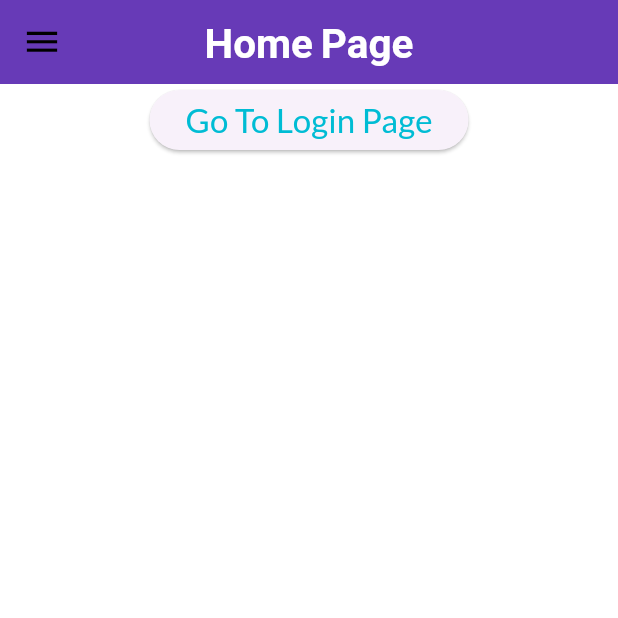
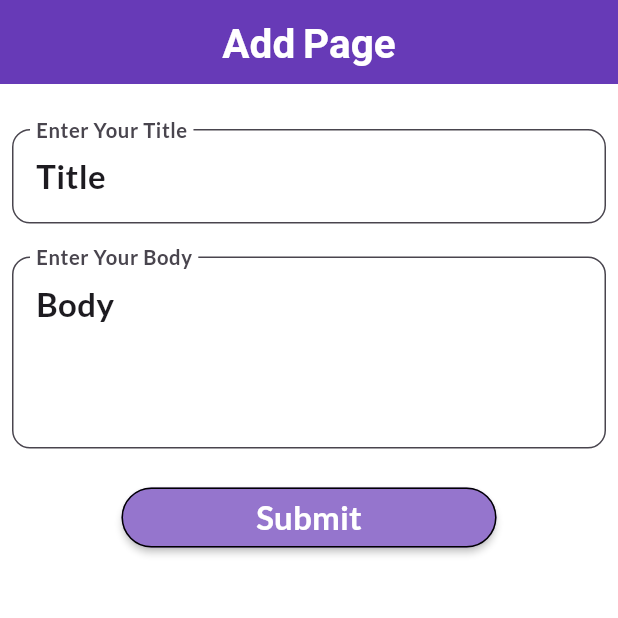
Before and after one commit to SethRitikCoder/practice_and_learning, a Flutter app: the screen it shows after launch, on a phone screen of 412 x 824 dp, the top half of it. Run offline on Flutter 3.47's test engine with Material 3 defaults, Android fonts, the phone set to English and light mode, and no system bars; our stand-ins replace google_fonts.

Commit message:
Add api and model practice

```diff
--- /dev/null
+++ b/lib/apiservice/apiservice.dart
@@ -0,0 +1,36 @@
+import 'dart:convert';
+
+import 'package:flutter/material.dart';
+
+import 'package:http/http.dart' as http;
+import 'package:make_app/models/jsonplaceholder.model.dart';
+
+class Apiservice {
+  Future<List<PostModel>> getApi() async {
+    final response = await http.get(
+      Uri.parse("https://jsonplaceholder.typicode.com/posts"),
+      headers: {"User-Agent": "Mozilla/5.0", "Accept": "application/json"},
+    );
+    if (response.statusCode == 200) {
+      List<dynamic> data = jsonDecode(response.body);
+      return data.map((e) => PostModel.fromjson(e)).toList();
+    } else {
+      throw Exception("Data Not Found");
+    }
+  }
+
+  Future<PostModel> addApi(String title, String body) async {
+    final response = await http.post(
+      Uri.parse("https://jsonplaceholder.typicode.com/posts/"),
+
+      headers: {"User-Agent": "Mozilla/5.0", "Accept": "application/json"},
+      body: jsonEncode({"title": title, "body": body, "userId": 1}),
+    );
+    if (response.statusCode == 201) {
+      var data = jsonDecode(response.body);
+      return PostModel.fromjson(data);
+    } else {
+      throw Exception("Error:${response.statusCode}");
+    }
+  }
+}
--- a/lib/main.dart
+++ b/lib/main.dart
@@ -1,4 +1,6 @@
 import 'package:flutter/material.dart';
+import 'package:make_app/pages/addapi.dart';
+import 'package:make_app/pages/apifetchpage.dart';
 
 import 'package:make_app/pages/homepage.dart';
 import 'package:make_app/pages/loginpage.dart';
@@ -22,11 +24,13 @@ class MyApp extends StatelessWidget {
       debugShowCheckedModeBanner: false,
       theme: Mytheme.lighttheme,
 
-      initialRoute: "home",
+      initialRoute: "addApi",
       routes: {
         "login": (context) => MyLoginPage(),
         "home": (context) => MyHomePage(),
         "valid": (context) => MyValidation(),
+        "apifetch":(context)=>MyApiFetch(),
+        "addApi":(context)=>MyAddApi()
       },
     );
   }
--- /dev/null
+++ b/lib/models/jsonplaceholder.model.dart
@@ -0,0 +1,22 @@
+class PostModel {
+  final int userId;
+  final int id;
+  final String title;
+  final String body;
+
+  PostModel({
+    required this.userId,
+    required this.id,
+    required this.title,
+    required this.body,
+  });
+
+  factory PostModel.fromjson(Map<String, dynamic> json) {
+    return PostModel(
+      userId: json['userId'],
+      id: json['id'],
+      title: json['title'],
+      body: json['body'],
+    );
+  }
+}
--- /dev/null
+++ b/lib/pages/addapi.dart
@@ -0,0 +1,145 @@
+import 'package:flutter/cupertino.dart';
+import 'package:flutter/material.dart';
+import 'package:make_app/apiservice/apiservice.dart';
+import 'package:make_app/ulities/commontoast.dart';
+import 'package:make_app/ulities/text.dart';
+
+class MyAddApi extends StatefulWidget {
+  const MyAddApi({super.key});
+
+  @override
+  State<MyAddApi> createState() => _MyAddApiState();
+}
+
+class _MyAddApiState extends State<MyAddApi> {
+  final _formkey = GlobalKey<FormState>();
+  TextEditingController titleController = TextEditingController();
+  TextEditingController bodyController = TextEditingController();
+  bool is_Loading = false;
+
+  @override
+  Widget build(BuildContext context) {
+    return Scaffold(
+      backgroundColor: Colors.white,
+      appBar: AppBar(
+        backgroundColor: Colors.deepPurple,
+        title: const Text(
+          'Add Page',
+          style: TextStyle(
+            fontSize: 27,
+            fontWeight: FontWeight.bold,
+            color: Colors.white,
+          ),
+        ),
+        centerTitle: true,
+      ),
+      body: Padding(
+        padding: const EdgeInsets.all(8.0),
+        child: Form(
+          key: _formkey,
+          child: Column(
+            children: [
+              SizedBox(height: 22),
+              TextFormField(
+                validator: (value) {
+                  if (value?.isEmpty ?? true) {
+                    return "Please Enter Title";
+                  } else if (value!.contains(RegExp(r'[0-9]'))) {
+                    return "Please Don't Use Number In Title";
+                  }
+                  return null;
+                },
+                controller: titleController,
+                decoration: InputDecoration(
+                  hint: textdef("Title", 22, weight: FontWeight.bold),
+                  label: textdef(
+                    "Enter Your Title",
+                    18,
+                    weight: FontWeight.bold,
+                  ),
+                  floatingLabelBehavior: FloatingLabelBehavior.always,
+                  fillColor: Colors.white,
+                  filled: true,
+                  border: OutlineInputBorder(
+                    borderSide: BorderSide(width: 2),
+                    borderRadius: BorderRadius.circular(12),
+                  ),
+                ),
+              ),
+              SizedBox(height: 22),
+              TextFormField(
+                validator: (value) {
+                  if (value == null || value.isEmpty) {
+                    return "Please Enter Body";
+                  } else if (value.length < 4) {
+                    return "Please Enter Atleast 10 Words";
+                  }
+                  return null;
+                },
+                controller: bodyController,
+                maxLines: 4,
+                decoration: InputDecoration(
+                  hint: textdef("Body", 22, weight: FontWeight.bold),
+                  label: textdef(
+                    "Enter Your Body",
+                    18,
+                    weight: FontWeight.bold,
+                  ),
+                  floatingLabelBehavior: FloatingLabelBehavior.always,
+                  fillColor: Colors.white,
+                  filled: true,
+                  border: OutlineInputBorder(
+                    borderSide: BorderSide(width: 2),
+                    borderRadius: BorderRadius.circular(12),
+                  ),
+                ),
+              ),
+              SizedBox(height: 22),
+              is_Loading
+                  ? CircularProgressIndicator()
+                  : ElevatedButton(
+                      style: ElevatedButton.styleFrom(
+                        minimumSize: Size(250, 40),
+                        side: BorderSide(width: 1),
+                        elevation: 2.0,
+                        backgroundColor: Colors.deepPurple.shade300,
+                        foregroundColor: Colors.white,
+                      ),
+                      onPressed: () async {
+                        if (_formkey.currentState!.validate()) {
+                          setState(() {
+                            is_Loading = true;
+                          });
+
+                          final response = await Apiservice().addApi(
+                            titleController.text,
+                            bodyController.text,
+                          );
+                          titleController.clear();
+                          bodyController.clear();
+                          if (response == true) {
+                            commonToast2(context, "Successfully Add Data");
+                          } else {
+                            commonToast2(context, "Failed to Add Data");
+                          }
+
+                          setState(() {
+                            is_Loading = false;
+                          });
+                        }
+                      },
+                      child: Text(
+                        "Submit",
+                        style: TextStyle(
+                          fontSize: 22,
+                          fontWeight: FontWeight.bold,
+                        ),
+                      ),
+                    ),
+            ],
+          ),
+        ),
+      ),
+    );
+  }
+}
--- a/lib/pages/homepage.dart
+++ b/lib/pages/homepage.dart
@@ -31,13 +31,8 @@ class _MyHomePageState extends State<MyHomePage> {
       body: Column(
         children: [
           Center(
-            child: ElevatedButton(
-              onPressed: () {
-                Navigator.pushNamed(context, "login");
-              },
-              child: textdef("Go To Login Page", 22, color: Colors.cyan),
-            ),
-          ),
+            child: Text(context.runtimeType.toString()),
+          )
         ],
       ),
       drawer: MyDrawerer(),
--- a/lib/pages/loginpage.dart
+++ b/lib/pages/loginpage.dart
@@ -209,7 +209,9 @@ class _MyLoginPageState extends State<MyLoginPage> {
                       mainAxisAlignment: MainAxisAlignment.spaceBetween,
                       children: [
                         TextButton(
-                          onPressed: () {},
+                          onPressed: () {
+                            Navigator.pushNamed(context, "apifetch");
+                          },
                           child: Text(
                             "Forget Password",
                             style: TextStyle(
--- a/lib/ulities/commontoast.dart
+++ b/lib/ulities/commontoast.dart
@@ -14,3 +14,18 @@ commonToast(
     ),
   );
 }
+
+commonToast2(
+  BuildContext context,
+  String massage, {
+  Color bgcolor = Colors.greenAccent,
+  int? dur,
+}) {
+  return ScaffoldMessenger.of(context).showSnackBar(
+    SnackBar(
+      content: Text(massage),
+      backgroundColor: bgcolor,
+      duration: Duration(seconds: dur ?? 2),
+    ),
+  );
+}
--- a/pubspec.yaml
+++ b/pubspec.yaml
@@ -35,6 +35,7 @@ dependencies:
   # Use with the CupertinoIcons class for iOS style icons.
   cupertino_icons: ^1.0.8
   google_fonts: ^8.0.2
+  http: ^1.6.0
 
 dev_dependencies:
   flutter_test:
```
Also changed, not shown: lib/models/catalogmodel.dart (+16 -12 lines), lib/models/practiceModel2.dart (added, +23 -0 lines), lib/models/practicemodel.dart (added, +31 -0 lines), lib/pages/apifetchpage.dart (added, +84 -0 lines), pubspec.lock, 1 other file.
